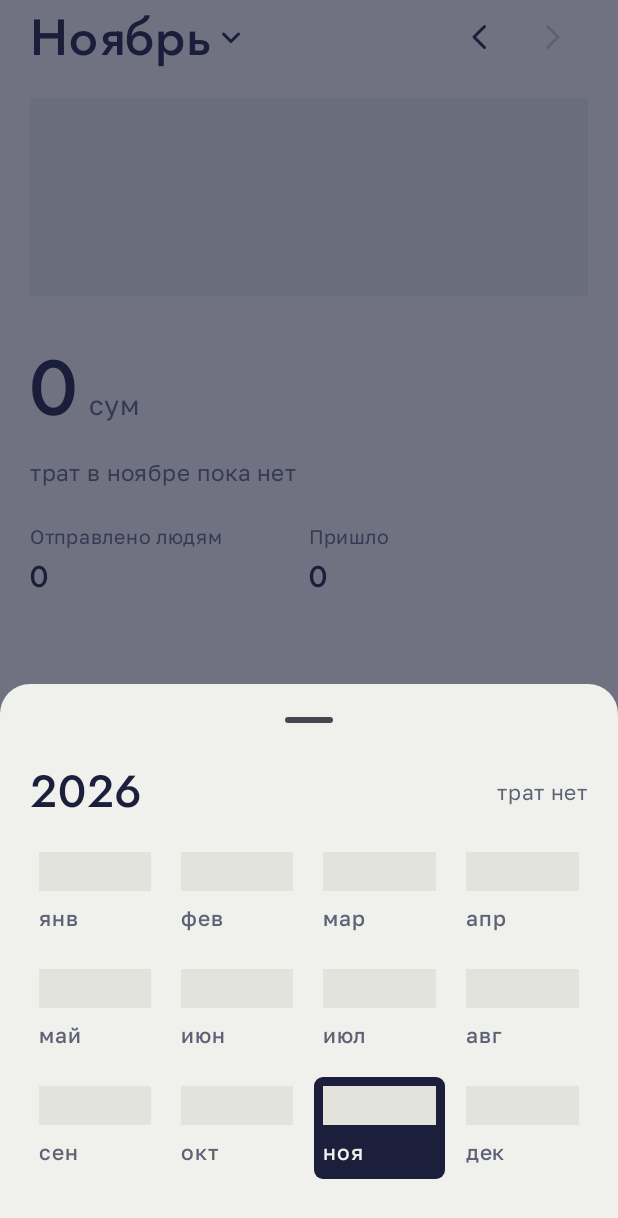
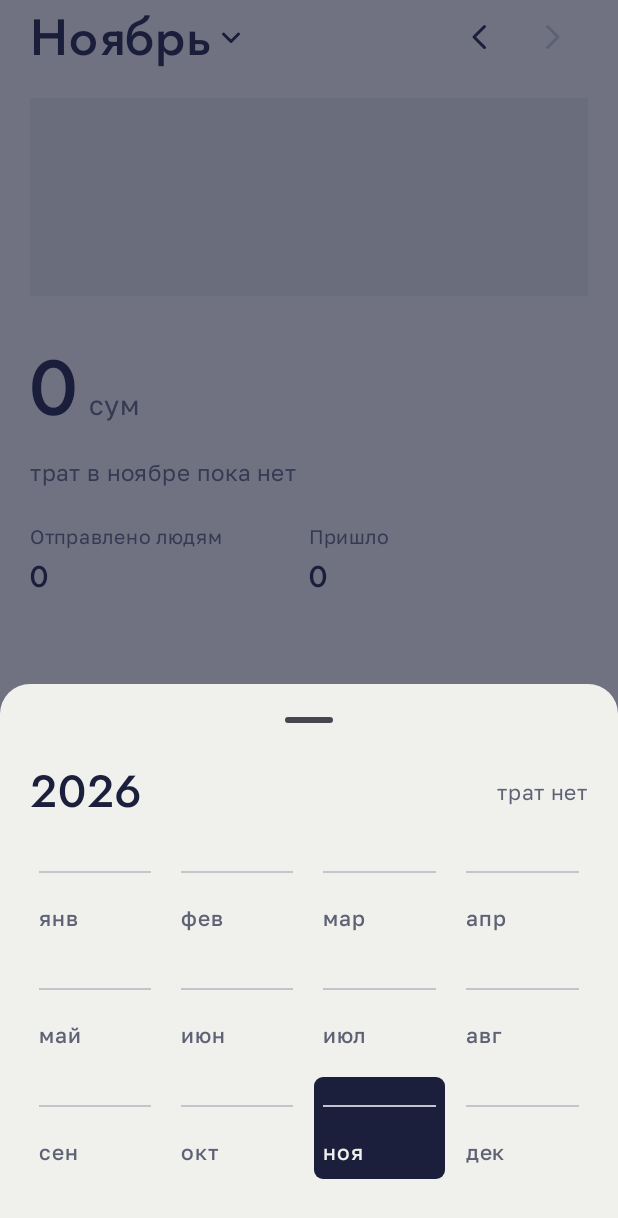
Before and after one commit to ndrewnee/tiyin, an Android app built with Jetpack Compose: the screen it shows after launch (MainActivity), after a tap on "Ноябрь", on a phone screen of 412 x 824 dp. Shown: the top 1218 px of the screen. Run offline under Robolectric (Android 15) with nearby library versions, the phone set to English and light mode, and no system bars.

Commit message:
Polish picker, year view and system bars after on-device check
Empty months show as a thin line instead of a grey block that read as
loading, the year view drops rulers for empty months and shows a monthly
average only once two months have data, subscriptions get their own dye,
and the navigation bar no longer draws a white scrim under the gesture bar.

```diff
--- a/app/src/main/java/uz/tiyin/MainActivity.kt
+++ b/app/src/main/java/uz/tiyin/MainActivity.kt
@@ -2,8 +2,10 @@ package uz.tiyin
 
 import android.Manifest
 import android.content.pm.PackageManager
+import android.os.Build
 import android.os.Bundle
 import androidx.activity.ComponentActivity
+import androidx.activity.SystemBarStyle
 import androidx.activity.compose.BackHandler
 import androidx.activity.compose.rememberLauncherForActivityResult
 import androidx.activity.compose.setContent
@@ -61,8 +63,10 @@ import java.time.YearMonth
 
 class MainActivity : ComponentActivity() {
     override fun onCreate(savedInstanceState: Bundle?) {
-        enableEdgeToEdge()
+        // The default light navigation scrim draws a white strip under the gesture bar on HyperOS.
+        enableEdgeToEdge(navigationBarStyle = SystemBarStyle.auto(android.graphics.Color.TRANSPARENT, android.graphics.Color.TRANSPARENT))
         super.onCreate(savedInstanceState)
+        if (Build.VERSION.SDK_INT >= 29) window.isNavigationBarContrastEnforced = false
         setContent {
             TiyinTheme {
                 Box(Modifier.fillMaxSize().background(LocalPalette.current.bg)) { App() }
@@ -185,7 +189,10 @@ private fun MonthCell(m: MonthSummary, isSelected: Boolean, enabled: Boolean, mo
             .padding(6.dp),
         verticalArrangement = Arrangement.spacedBy(6.dp),
     ) {
-        ClothSwatch(m.threads, p.track, Modifier.fillMaxWidth().height(26.dp))
+        if (m.som > 0) ClothSwatch(m.threads, p.track, Modifier.fillMaxWidth().height(26.dp))
+        else Box(Modifier.fillMaxWidth().height(26.dp), contentAlignment = Alignment.Center) {
+            Box(Modifier.fillMaxWidth().height(1.dp).background(p.faint))
+        }
         Row(Modifier.fillMaxWidth(), verticalAlignment = Alignment.Bottom) {
             Text(monthShort[m.ym.monthValue - 1], fontFamily = Golos, fontSize = 14.sp, fontWeight = FontWeight.Medium, color = ink)
             Spacer(Modifier.weight(1f))
--- a/app/src/main/java/uz/tiyin/Screens.kt
+++ b/app/src/main/java/uz/tiyin/Screens.kt
@@ -271,7 +271,7 @@ fun YearScreen(ledger: Ledger, year: Int, today: LocalDate, onPick: () -> Unit,
             )
             val caption = buildString {
                 append("потрачено за $year год")
-                if (withData.isNotEmpty()) append(", в среднем ${shortSom(total / withData.size)} в месяц")
+                if (withData.size >= 2) append(", в среднем ${shortSom(total / withData.size)} в месяц")
                 if (others.isNotEmpty()) append(", и ещё $others с валютной карты")
             }
             BigTotal(total, caption)
@@ -286,13 +286,12 @@ fun YearScreen(ledger: Ledger, year: Int, today: LocalDate, onPick: () -> Unit,
                 Text(monthShort[m.ym.monthValue - 1], Modifier.width(40.dp), fontFamily = Golos, fontSize = 14.sp, color = if (has) p.ink else p.muted)
                 Box(Modifier.weight(1f).height(22.dp), contentAlignment = Alignment.CenterStart) {
                     if (has) ClothSwatch(m.threads, p.track, Modifier.fillMaxWidth(m.som.toFloat() / max).fillMaxHeight())
-                    else Box(Modifier.fillMaxWidth().height(1.dp).background(p.faint))
                 }
                 Text(if (has) millions(m.som) else "", Modifier.width(52.dp), style = numeric, fontSize = 15.sp, color = p.ink, textAlign = TextAlign.End)
             }
         }
         item {
-            Text("млн сум, нажмите на месяц, чтобы открыть его", Modifier.padding(start = 40.dp, top = 8.dp, bottom = 28.dp), fontFamily = Golos, fontSize = 13.sp, color = p.muted)
+            Text("в млн сум, месяц открывается нажатием", Modifier.padding(start = 40.dp, top = 8.dp, bottom = 28.dp), fontFamily = Golos, fontSize = 13.sp, color = p.muted)
         }
         categoryRows(spend.values.flatten())
         item { Spacer(Modifier.height(40.dp)) }
--- a/app/src/main/java/uz/tiyin/Theme.kt
+++ b/app/src/main/java/uz/tiyin/Theme.kt
@@ -48,7 +48,7 @@ private val categoryDye = mapOf(
     "Маркетплейсы" to Dye.ROSE,
     "Красота" to Dye.ROSE,
     "Одежда" to Dye.MADDER,
-    "Подписки и сервисы" to Dye.MADDER,
+    "Подписки и сервисы" to Dye.PISTACHIO,
     "Здоровье" to Dye.TURQUOISE,
     "Путешествия" to Dye.SKY,
     "Такси" to Dye.INDIGO,
```
